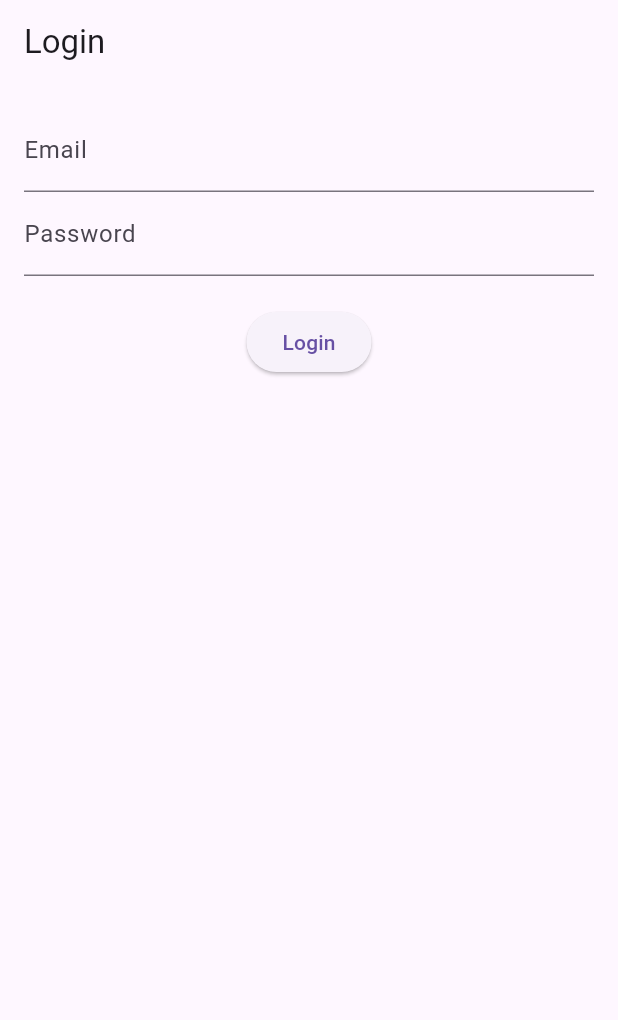
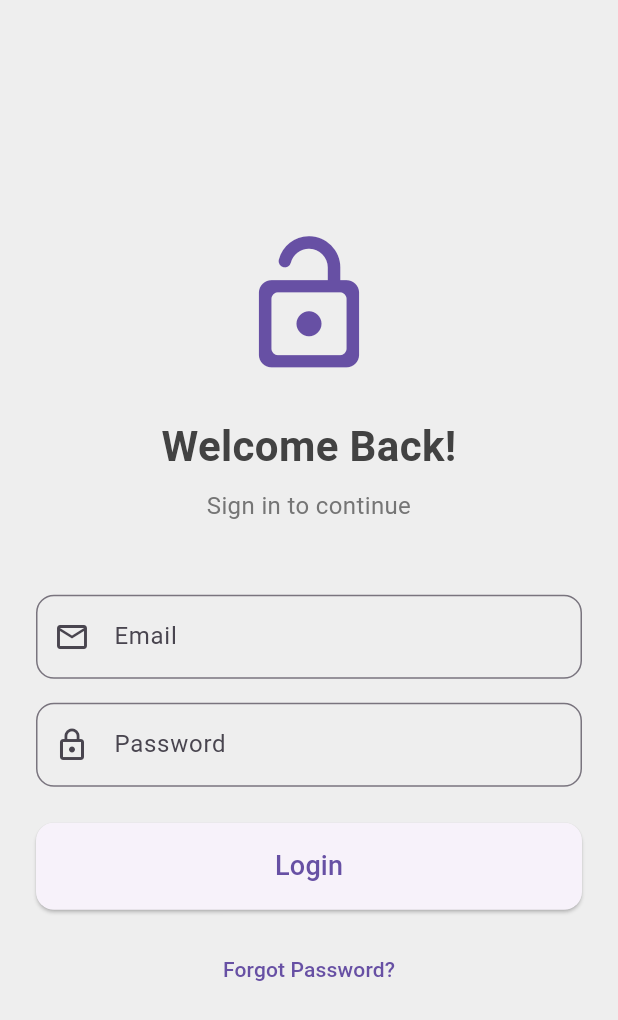
Before and after one commit to JafarMahmood123/Flutter_4th_project, a Flutter app: the screen it shows after launch, on a phone screen of 412 x 824 dp. Shown: the top 1020 px of the screen. Run offline on Flutter 3.47's test engine with Material 3 defaults, Android fonts, the phone set to English and light mode, and no system bars; our stand-ins replace shared_preferences.

Commit message:
Make the LogInScreen more user friendly

```diff
--- a/lib/core/services/api_service.dart
+++ b/lib/core/services/api_service.dart
@@ -40,6 +40,4 @@ class ApiService {
       throw Exception('Failed to load hotels');
     }
   }
-
-// Add similar methods for getRestaurants() and getEvents()
 }
--- a/lib/main.dart
+++ b/lib/main.dart
@@ -8,7 +8,7 @@
 void main() async {
   WidgetsFlutterBinding.ensureInitialized();
   final prefs = await SharedPreferences.getInstance();
-  final token = prefs.getString('token');
+  final token = null; //prefs.getString('token');
 
   runApp(MyApp(isLoggedIn: token != null));
 }
--- a/lib/ui/views/home_screen.dart
+++ b/lib/ui/views/home_screen.dart
@@ -11,7 +11,6 @@ class HomeScreen extends StatelessWidget {
         appBar: AppBar(title: Text('Dashboard')),
         body: Consumer<HomeViewModel>(
           builder: (context, viewModel, child) {
-            // Here you can use a TabBar to switch between hotels, restaurants, and events
             return ListView.builder(
               itemCount: viewModel.hotels.length,
               itemBuilder: (context, index) {
--- a/lib/ui/views/login_screen.dart
+++ b/lib/ui/views/login_screen.dart
@@ -9,38 +9,119 @@ class LoginScreen extends StatelessWidget {
 
   @override
   Widget build(BuildContext context) {
+    final loginViewModel = Provider.of<LoginViewModel>(context, listen: false);
+
     return Scaffold(
-      appBar: AppBar(title: Text('Login')),
-      body: Padding(
-        padding: const EdgeInsets.all(16.0),
+      backgroundColor: Colors.grey[200],
+      body: SafeArea(
+        child: Center(
+          child: SingleChildScrollView(
+            padding: const EdgeInsets.symmetric(horizontal: 24.0),
             child: Column(
+              mainAxisAlignment: MainAxisAlignment.center,
+              crossAxisAlignment: CrossAxisAlignment.stretch,
               children: [
-            TextField(controller: _emailController, decoration: InputDecoration(labelText: 'Email')),
-            TextField(controller: _passwordController, obscureText: true, decoration: InputDecoration(labelText: 'Password')),
-            SizedBox(height: 20),
+                Icon(
+                  Icons.lock_open_rounded,
+                  size: 100,
+                  color: Theme.of(context).primaryColor,
+                ),
+                SizedBox(height: 24),
+                Text(
+                  'Welcome Back!',
+                  textAlign: TextAlign.center,
+                  style: TextStyle(
+                    fontSize: 28,
+                    fontWeight: FontWeight.bold,
+                    color: Colors.grey[800],
+                  ),
+                ),
+                SizedBox(height: 8),
+                Text(
+                  'Sign in to continue',
+                  textAlign: TextAlign.center,
+                  style: TextStyle(
+                    fontSize: 16,
+                    color: Colors.grey[600],
+                  ),
+                ),
+                SizedBox(height: 48),
+
+                // Email Text Field
+                TextField(
+                  controller: _emailController,
+                  keyboardType: TextInputType.emailAddress,
+                  decoration: InputDecoration(
+                    labelText: 'Email',
+                    prefixIcon: Icon(Icons.email_outlined),
+                    border: OutlineInputBorder(
+                      borderRadius: BorderRadius.circular(12),
+                    ),
+                  ),
+                ),
+                SizedBox(height: 16),
+                TextField(
+                  controller: _passwordController,
+                  obscureText: true,
+                  decoration: InputDecoration(
+                    labelText: 'Password',
+                    prefixIcon: Icon(Icons.lock_outline),
+                    border: OutlineInputBorder(
+                      borderRadius: BorderRadius.circular(12),
+                    ),
+                  ),
+                ),
+                SizedBox(height: 24),
                 Consumer<LoginViewModel>(
                   builder: (context, viewModel, child) {
                     return viewModel.isLoading
-                    ? CircularProgressIndicator()
+                        ? Center(child: CircularProgressIndicator())
                         : ElevatedButton(
+                      style: ElevatedButton.styleFrom(
+                        padding: EdgeInsets.symmetric(vertical: 16),
+                        shape: RoundedRectangleBorder(
+                          borderRadius: BorderRadius.circular(12),
+                        ),
+                      ),
                       onPressed: () async {
-                    final success = await viewModel.login(
-                      _emailController.text,
-                      _passwordController.text,
+                        final success = await loginViewModel.login(
+                          _emailController.text.trim(),
+                          _passwordController.text.trim(),
                         );
                         if (success) {
                           Navigator.of(context).pushReplacement(
-                        MaterialPageRoute(builder: (context) => HomeScreen()),
+                            MaterialPageRoute(
+                                builder: (context) => HomeScreen()),
                           );
                         } else {
-                      // Show an error message
+                          ScaffoldMessenger.of(context).showSnackBar(
+                            SnackBar(
+                              content: Text(viewModel.errorMessage ??
+                                  'Login failed. Please try again.'),
+                              backgroundColor: Colors.red,
+                            ),
+                          );
                         }
                       },
-                  child: Text('Login'),
+                      child: Text(
+                        'Login',
+                        style: TextStyle(fontSize: 18),
+                      ),
                     );
                   },
                 ),
+                SizedBox(height: 16),
+
+                // Forgot Password
+                TextButton(
+                  onPressed: () {
+                    // TODO: Implement forgot password functionality
+                  },
+                  child: Text('Forgot Password?'),
+                ),
               ],
+            ),
+          ),
         ),
       ),
     );
```
Also changed, not shown: lib/data/models/Hotel.dart (+13 -2 lines), lib/ui/viewmodels/login_viewmodel.dart (+23 -5 lines). Lines whose indentation alone changed are shown as unchanged.
